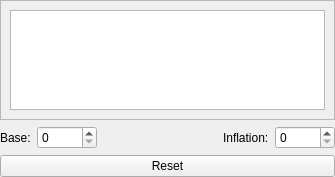
This is CustomWidgets/panelprogressiontable.ui in RPG-Paper-Maker/RPG-Paper-Maker as Qt 5 draws it before an edit. The edited form follows.
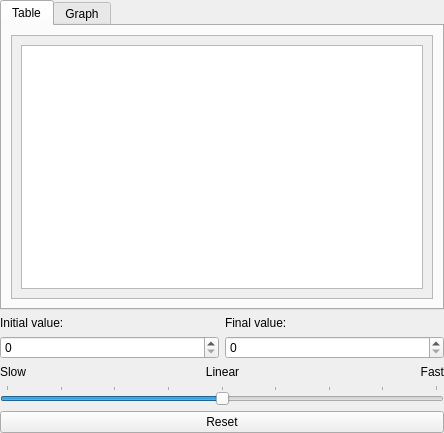
This is the edited form. Custom widgets are drawn as their Qt base class.

Commit message: [WIP] Updating WidgetTableProgression conception with easing equations

What changed in the file:
```diff
--- a/CustomWidgets/panelprogressiontable.ui
+++ b/CustomWidgets/panelprogressiontable.ui
@@ -6,14 +6,14 @@
    <rect>
     <x>0</x>
     <y>0</y>
-    <width>335</width>
-    <height>177</height>
+    <width>444</width>
+    <height>433</height>
    </rect>
   </property>
   <property name="windowTitle">
    <string>Form</string>
   </property>
-  <layout class="QGridLayout" name="gridLayout_2">
+  <layout class="QGridLayout" name="gridLayout_3">
    <property name="leftMargin">
     <number>0</number>
    </property>
@@ -27,96 +27,153 @@
     <number>0</number>
    </property>
    <item row="0" column="0">
-    <layout class="QGridLayout" name="gridLayout">
-     <item row="0" column="0" colspan="5">
-      <widget class="QScrollArea" name="scrollArea">
-       <property name="widgetResizable">
-        <bool>true</bool>
+    <layout class="QGridLayout" name="gridLayout_2">
+     <item row="0" column="0" colspan="4">
+      <widget class="QTabWidget" name="tabWidget">
+       <property name="currentIndex">
+        <number>0</number>
        </property>
-       <widget class="QWidget" name="scrollAreaWidgetContents">
-        <property name="geometry">
-         <rect>
-          <x>0</x>
-          <y>0</y>
-          <width>331</width>
-          <height>110</height>
-         </rect>
-        </property>
-        <layout class="QGridLayout" name="gridLayout_4">
+       <widget class="QWidget" name="tab">
+        <attribute name="title">
+         <string>Table</string>
+        </attribute>
+        <layout class="QGridLayout" name="gridLayout">
          <item row="0" column="0">
-          <widget class="WidgetTableProgression" name="tableWidget">
-           <property name="cursor" stdset="0">
-            <cursorShape>PointingHandCursor</cursorShape>
+          <widget class="QScrollArea" name="scrollArea">
+           <property name="widgetResizable">
+            <bool>true</bool>
            </property>
-           <property name="editTriggers">
-            <set>QAbstractItemView::AnyKeyPressed|QAbstractItemView::DoubleClicked|QAbstractItemView::EditKeyPressed|QAbstractItemView::SelectedClicked</set>
-           </property>
+           <widget class="QWidget" name="scrollAreaWidgetContents">
+            <property name="geometry">
+             <rect>
+              <x>0</x>
+              <y>0</y>
+              <width>418</width>
+              <height>245</height>
+             </rect>
+            </property>
+            <layout class="QGridLayout" name="gridLayout_4">
+             <item row="0" column="0">
+              <widget class="WidgetTableProgression" name="tableWidget">
+               <property name="cursor" stdset="0">
+                <cursorShape>PointingHandCursor</cursorShape>
+               </property>
+               <property name="editTriggers">
+                <set>QAbstractItemView::AnyKeyPressed|QAbstractItemView::DoubleClicked|QAbstractItemView::EditKeyPressed|QAbstractItemView::SelectedClicked</set>
+               </property>
+              </widget>
+             </item>
+            </layout>
+           </widget>
           </widget>
          </item>
         </layout>
        </widget>
+       <widget class="QWidget" name="tab_2">
+        <attribute name="title">
+         <string>Graph</string>
+        </attribute>
+        <layout class="QGridLayout" name="gridLayout_5">
+         <item row="0" column="0">
+          <widget class="QChartView" name="graphicsView"/>
+         </item>
+        </layout>
+       </widget>
       </widget>
      </item>
-     <item row="1" column="4">
-      <widget class="QSpinBox" name="spinBoxInflation">
-       <property name="maximumSize">
-        <size>
-         <width>60</width>
-         <height>16777215</height>
-        </size>
-       </property>
-       <property name="minimum">
-        <number>0</number>
-       </property>
-       <property name="maximum">
-        <number>999999999</number>
-       </property>
-      </widget>
-     </item>
-     <item row="1" column="0">
+     <item row="1" column="0" colspan="2">
       <widget class="QLabel" name="label_16">
        <property name="text">
-        <string>Base:</string>
+        <string>Initial value:</string>
        </property>
       </widget>
      </item>
-     <item row="1" column="2">
-      <spacer name="horizontalSpacer">
+     <item row="1" column="2" colspan="2">
+      <widget class="QLabel" name="label_17">
+       <property name="text">
+        <string>Final value:</string>
+       </property>
+      </widget>
+     </item>
+     <item row="2" column="0" colspan="2">
+      <widget class="QSpinBox" name="spinBoxInit">
+       <property name="maximumSize">
+        <size>
+         <width>16777215</width>
+         <height>16777215</height>
+        </size>
+       </property>
+       <property name="minimum">
+        <number>0</number>
+       </property>
+       <property name="maximum">
+        <number>999999999</number>
+       </property>
+      </widget>
+     </item>
+     <item row="2" column="2" colspan="2">
+      <widget class="QSpinBox" name="spinBoxFinal">
+       <property name="maximumSize">
+        <size>
+         <width>16777215</width>
+         <height>16777215</height>
+        </size>
+       </property>
+       <property name="minimum">
+        <number>0</number>
+       </property>
+       <property name="maximum">
+        <number>999999999</number>
+       </property>
+      </widget>
+     </item>
+     <item row="3" column="0">
+      <widget class="QLabel" name="label">
+       <property name="text">
+        <string>Slow</string>
+       </property>
+      </widget>
+     </item>
+     <item row="3" column="1" colspan="2">
+      <widget class="QLabel" name="label_2">
+       <property name="text">
+        <string>Linear</string>
+       </property>
+       <property name="alignment">
+        <set>Qt::AlignCenter</set>
+       </property>
+      </widget>
+     </item>
+     <item row="3" column="3">
+      <widget class="QLabel" name="label_3">
+       <property name="layoutDirection">
+        <enum>Qt::LeftToRight</enum>
+       </property>
+       <property name="text">
+        <string>Fast</string>
+       </property>
+       <property name="alignment">
+        <set>Qt::AlignRight|Qt::AlignTrailing|Qt::AlignVCenter</set>
+       </property>
+      </widget>
+     </item>
+     <item row="4" column="0" colspan="4">
+      <widget class="QSlider" name="horizontalSlider">
+       <property name="minimum">
+        <number>-4</number>
+       </property>
+       <property name="maximum">
+        <number>4</number>
+       </property>
        <property name="orientation">
         <enum>Qt::Horizontal</enum>
        </property>
-       <property name="sizeHint" stdset="0">
-        <size>
-         <width>40</width>
-         <height>20</height>
-        </size>
+       <property name="tickPosition">
+        <enum>QSlider::TicksAbove</enum>
        </property>
-      </spacer>
-     </item>
-     <item row="1" column="3">
-      <widget class="QLabel" name="label_17">
-       <property name="text">
-        <string>Inflation:</string>
-       </property>
       </widget>
      </item>
-     <item row="1" column="1">
-      <widget class="QSpinBox" name="spinBoxBase">
-       <property name="maximumSize">
-        <size>
-         <width>60</width>
-         <height>16777215</height>
-        </size>
-       </property>
-       <property name="minimum">
-        <number>0</number>
-       </property>
-       <property name="maximum">
-        <number>999999999</number>
-       </property>
-      </widget>
-     </item>
-     <item row="2" column="0" colspan="5">
+     <item row="5" column="0" colspan="4">
       <widget class="QPushButton" name="pushButtonReset">
        <property name="text">
         <string>Reset</string>
@@ -133,6 +190,11 @@
    <extends>QTableWidget</extends>
    <header>widgettableprogression.h</header>
   </customwidget>
+  <customwidget>
+   <class>QChartView</class>
+   <extends>QGraphicsView</extends>
+   <header>QtCharts</header>
+  </customwidget>
  </customwidgets>
  <resources/>
  <connections/>
```
The commit also changes 16 other files.
